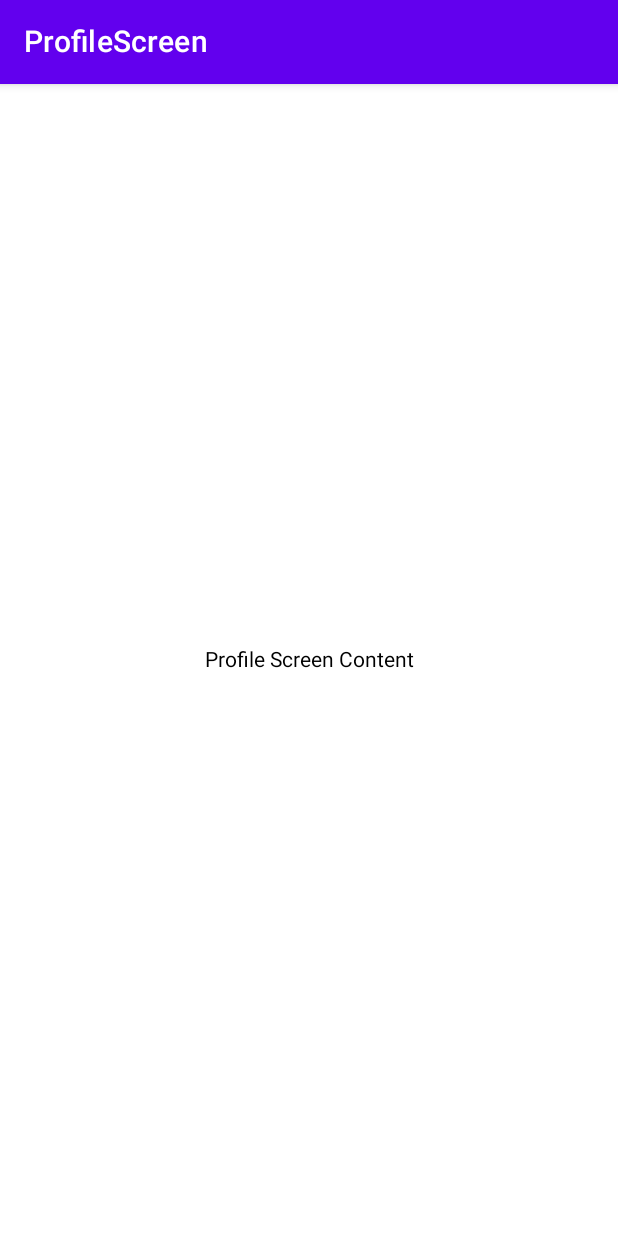
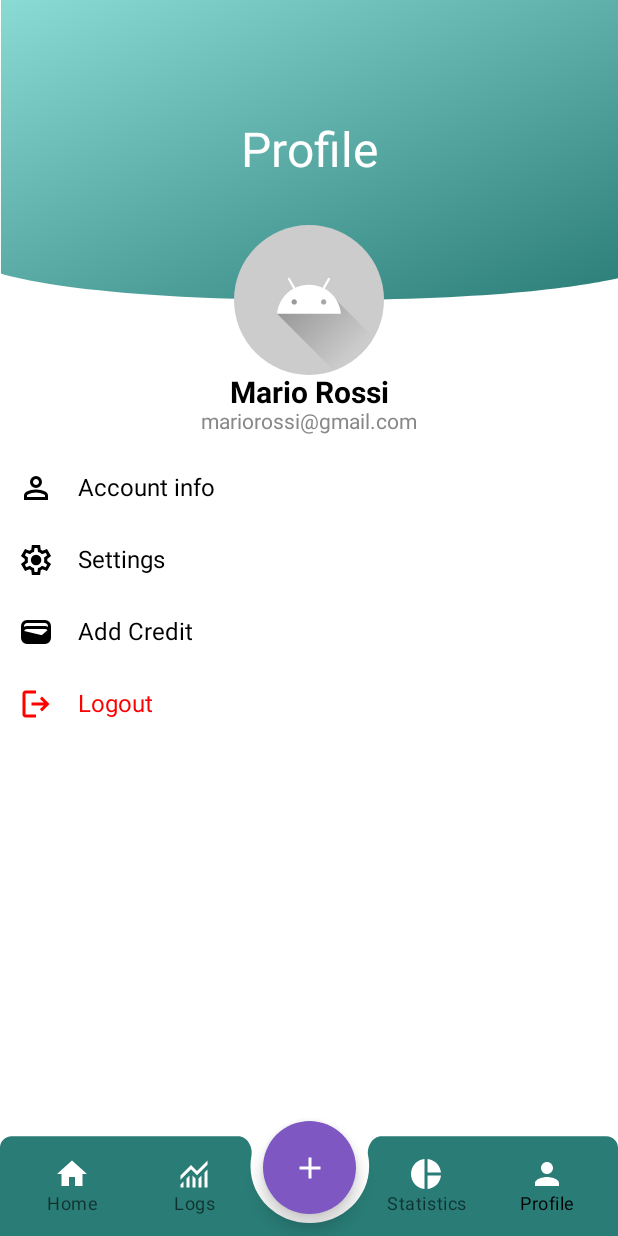
Before and after one commit to Sbord1/Mobile_Application_Project, an Android app built with Jetpack Compose: the ProfileScreen screen opened through its navigation route, on a phone screen of 412 x 824 dp. Run offline under Robolectric (Android 15) with nearby library versions, the phone set to English and light mode, and no system bars; our stand-ins replace Firebase (no records; nobody signed in at launch, a user with empty details on screens opened directly); libraries missing offline, so code that uses them is left out: androidx.camera.core, androidx.camera.lifecycle, androidx.camera.view.

Commit message:
Expense and Profile Screen

```diff
--- a/app/src/main/java/com/example/myapplication/HomeScreen.kt
+++ b/app/src/main/java/com/example/myapplication/HomeScreen.kt
@@ -5,13 +5,10 @@ import androidx.compose.foundation.background
 import androidx.compose.foundation.layout.*
 import androidx.compose.material.*
 import androidx.compose.ui.Alignment
-import androidx.compose.material.icons.Icons
-import androidx.compose.material.icons.filled.Add
 import androidx.compose.runtime.Composable
 import androidx.compose.ui.Modifier
 import androidx.compose.ui.graphics.Color
 import androidx.compose.ui.res.painterResource
-import androidx.compose.ui.text.style.LineHeightStyle
 import androidx.compose.ui.unit.dp
 import androidx.compose.ui.tooling.preview.Preview
 import androidx.navigation.compose.rememberNavController
--- a/app/src/main/java/com/example/myapplication/MainActivity.kt
+++ b/app/src/main/java/com/example/myapplication/MainActivity.kt
@@ -86,6 +86,9 @@ class MainActivity : ComponentActivity() {
 
             // ScanReceiptScreen
             composable("scan_receipt") { ScanReceiptScreen(navController) }
+
+            // AddExpenseScreen
+            composable("add_expense") { AddExpenseScreen(navController) }
 
             // Transactions Screen (Placeholder)
             composable("transactions_screen") { AllTransactionsScreen(navController) }
--- a/app/src/main/java/com/example/myapplication/NavigationBar.kt
+++ b/app/src/main/java/com/example/myapplication/NavigationBar.kt
@@ -38,7 +38,7 @@ fun BottomNavigationBar(navController: NavController) {
         FloatingActionButton(
             onClick = {
                 // Navigate to ScanReceiptScreen
-                navController.navigate("scan_receipt")
+                navController.navigate("add_expense")
             },
             backgroundColor = Color(0xFF7E57C2), // Use a color that fits your theme
             modifier = Modifier
--- a/app/src/main/java/com/example/myapplication/ProfileScreen.kt
+++ b/app/src/main/java/com/example/myapplication/ProfileScreen.kt
@@ -1,27 +1,166 @@
 package com.example.myapplication
 
-import androidx.compose.foundation.layout.Box
-import androidx.compose.foundation.layout.fillMaxSize
-import androidx.compose.foundation.layout.padding
-import androidx.compose.material.Scaffold
-import androidx.compose.material.Text
-import androidx.compose.material.TopAppBar
+import androidx.compose.foundation.Image
+import androidx.compose.foundation.clickable
+import androidx.compose.foundation.layout.*
+import androidx.compose.foundation.shape.CircleShape
+import androidx.compose.material.*
+import androidx.compose.material3.MaterialTheme
 import androidx.compose.runtime.Composable
 import androidx.compose.ui.Alignment
+import androidx.compose.ui.Modifier
+import androidx.compose.ui.graphics.Color
+import androidx.compose.ui.layout.ContentScale
+import androidx.compose.ui.res.painterResource
+import androidx.compose.ui.text.font.FontWeight
+import androidx.compose.ui.tooling.preview.Preview
+import androidx.compose.ui.unit.dp
+import androidx.compose.ui.unit.sp
+import androidx.compose.ui.zIndex
 import androidx.navigation.NavController
+import androidx.navigation.compose.rememberNavController
 
 @Composable
 fun ProfileScreen(navController: NavController) {
     Scaffold(
-        topBar = { TopAppBar(title = { Text("ProfileScreen") }) }
+        bottomBar = { BottomNavigationBar(navController) },
+        modifier = Modifier.fillMaxSize()
     ) { innerPadding ->
+        // Combine the top bar and content in the same Box
         Box(
-            modifier = androidx.compose.ui.Modifier
+            modifier = Modifier
                 .fillMaxSize()
-                .padding(innerPadding),
-            contentAlignment = Alignment.Center
+                .padding(innerPadding)
         ) {
-            Text("Profile Screen Content")
+            // Top Bar
+            Box(
+                modifier = Modifier
+                    .fillMaxWidth()
+                    .height(200.dp)
+            ) {
+                ProfileTopBar()
+            }
+
+            // Profile Picture
+            Surface(
+                shape = CircleShape,
+                color = Color.LightGray,
+                modifier = Modifier
+                    .size(100.dp)
+                    .align(Alignment.TopCenter)
+                    .offset(y = 150.dp)
+                    .zIndex(1f)
+            ) {
+                Image(
+                    painter = painterResource(id = R.drawable.ic_launcher_foreground),
+                    contentDescription = "Profile Picture",
+                    modifier = Modifier.fillMaxSize()
+                )
+            }
+
+            // Content Below the Profile Picture
+            Column(
+                modifier = Modifier
+                    .fillMaxSize()
+                    .padding(top = 250.dp), // Push content below the profile picture
+                horizontalAlignment = Alignment.CenterHorizontally
+            ) {
+                Text(
+                    text = "Mario Rossi",
+                    fontSize = 20.sp,
+                    fontWeight = FontWeight.Bold
+                )
+                Text(
+                    text = "mariorossi@gmail.com",
+                    fontSize = 14.sp,
+                    color = Color.Gray
+                )
+
+                Spacer(modifier = Modifier.height(32.dp))
+
+                ProfileMenuOption(icon = R.drawable.ic_profile, label = "Account info",onClick={})
+                ProfileMenuOption(icon = R.drawable.ic_settings, label = "Settings",onClick={})
+                ProfileMenuOption(icon = R.drawable.ic_wallet, label = "Add Credit",onClick={})
+                ProfileMenuOption(icon = R.drawable.ic_logout, label = "Logout", isDestructive = true,onClick={navController.navigate("login_screen")})
+            }
         }
     }
 }
+
+
+@Composable
+fun ProfileMenuOption(
+    icon: Int,
+    label: String,
+    isDestructive: Boolean = false,
+    onClick: () -> Unit // Pass a lambda to handle the click
+) {
+    Row(
+        modifier = Modifier
+            .fillMaxWidth()
+            .padding(vertical = 12.dp)
+            .padding(horizontal = 12.dp)
+            .offset(y = (-20).dp)
+            .clickable { onClick() }, // Add the clickable modifier
+        verticalAlignment = Alignment.CenterVertically
+    ) {
+        Icon(
+            painter = painterResource(id = icon),
+            contentDescription = label,
+            tint = if (isDestructive) Color.Red else Color.Black,
+            modifier = Modifier.size(24.dp)
+        )
+        Spacer(modifier = Modifier.width(16.dp))
+        Text(
+            text = label,
+            fontSize = 16.sp,
+            color = if (isDestructive) Color.Red else Color.Black
+        )
+    }
+}
+
+
+
+@Composable
+fun ProfileTopBar() {
+    Box(
+        modifier = Modifier
+            .fillMaxWidth()
+            .height(200.dp)
+            .zIndex(0f)
+    ) {
+        // Background Image
+        Image(
+            painter = painterResource(id = R.drawable.ic_tophome),
+            contentDescription = "AppBar Background",
+            modifier = Modifier.fillMaxSize(),
+            contentScale = ContentScale.FillBounds
+        )
+        // Overlaying Content (Text)
+        Column(
+            modifier = Modifier
+                .fillMaxSize()
+                .padding(top = 16.dp),
+            verticalArrangement = Arrangement.Center,
+            horizontalAlignment = Alignment.CenterHorizontally
+        ) {
+            androidx.compose.material3.Text(
+                text = "Profile",
+                style = MaterialTheme.typography.headlineLarge,
+                color = Color.White,
+                modifier = Modifier.padding(bottom = 15.dp)
+            )
+        }
+    }
+}
+
+@Preview(
+    showBackground = true,
+    device = "spec:width=360dp,height=780dp,dpi=408", // Approximate dimensions for Huawei P20 Pro
+    showSystemUi = true // Shows the status and navigation bars in preview
+)
+@Composable
+fun PreviewProfileScreen() {
+    val dummyNavController = rememberNavController()
+    ProfileScreen(navController = dummyNavController)
+}
--- /dev/null
+++ b/app/src/main/res/drawable/ic_logout.xml
@@ -0,0 +1,9 @@
+<vector xmlns:android="http://schemas.android.com/apk/res/android"
+    android:width="24dp"
+    android:height="24dp"
+    android:viewportWidth="960"
+    android:viewportHeight="960">
+  <path
+      android:pathData="M200,840q-33,0 -56.5,-23.5T120,760v-560q0,-33 23.5,-56.5T200,120h280v80L200,200v560h280v80L200,840ZM640,680 L585,622 687,520L360,520v-80h327L585,338l55,-58 200,200 -200,200Z"
+      android:fillColor="#000000"/>
+</vector>
--- /dev/null
+++ b/app/src/main/res/drawable/ic_profile.xml
@@ -0,0 +1,9 @@
+<vector xmlns:android="http://schemas.android.com/apk/res/android"
+    android:width="24dp"
+    android:height="24dp"
+    android:viewportWidth="960"
+    android:viewportHeight="960">
+  <path
+      android:pathData="M480,480q-66,0 -113,-47t-47,-113q0,-66 47,-113t113,-47q66,0 113,47t47,113q0,66 -47,113t-113,47ZM160,800v-112q0,-34 17.5,-62.5T224,582q62,-31 126,-46.5T480,520q66,0 130,15.5T736,582q29,15 46.5,43.5T800,688v112L160,800ZM240,720h480v-32q0,-11 -5.5,-20T700,654q-54,-27 -109,-40.5T480,600q-56,0 -111,13.5T260,654q-9,5 -14.5,14t-5.5,20v32ZM480,400q33,0 56.5,-23.5T560,320q0,-33 -23.5,-56.5T480,240q-33,0 -56.5,23.5T400,320q0,33 23.5,56.5T480,400ZM480,320ZM480,720Z"
+      android:fillColor="#000000"/>
+</vector>
--- /dev/null
+++ b/app/src/main/res/drawable/ic_settings.xml
@@ -0,0 +1,9 @@
+<vector xmlns:android="http://schemas.android.com/apk/res/android"
+    android:width="24dp"
+    android:height="24dp"
+    android:viewportWidth="960"
+    android:viewportHeight="960">
+  <path
+      android:pathData="m370,880 l-16,-128q-13,-5 -24.5,-12T307,725l-119,50L78,585l103,-78q-1,-7 -1,-13.5v-27q0,-6.5 1,-13.5L78,375l110,-190 119,50q11,-8 23,-15t24,-12l16,-128h220l16,128q13,5 24.5,12t22.5,15l119,-50 110,190 -103,78q1,7 1,13.5v27q0,6.5 -2,13.5l103,78 -110,190 -118,-50q-11,8 -23,15t-24,12L590,880L370,880ZM440,800h79l14,-106q31,-8 57.5,-23.5T639,633l99,41 39,-68 -86,-65q5,-14 7,-29.5t2,-31.5q0,-16 -2,-31.5t-7,-29.5l86,-65 -39,-68 -99,42q-22,-23 -48.5,-38.5T533,266l-13,-106h-79l-14,106q-31,8 -57.5,23.5T321,327l-99,-41 -39,68 86,64q-5,15 -7,30t-2,32q0,16 2,31t7,30l-86,65 39,68 99,-42q22,23 48.5,38.5T427,694l13,106ZM482,620q58,0 99,-41t41,-99q0,-58 -41,-99t-99,-41q-59,0 -99.5,41T342,480q0,58 40.5,99t99.5,41ZM480,480Z"
+      android:fillColor="#000000"/>
+</vector>
--- /dev/null
+++ b/app/src/main/res/drawable/ic_wallet.xml
@@ -0,0 +1,9 @@
+<vector xmlns:android="http://schemas.android.com/apk/res/android"
+    android:width="24dp"
+    android:height="24dp"
+    android:viewportWidth="960"
+    android:viewportHeight="960">
+  <path
+      android:pathData="M240,800q-66,0 -113,-47T80,640v-320q0,-66 47,-113t113,-47h480q66,0 113,47t47,113v320q0,66 -47,113t-113,47L240,800ZM240,320h480q22,0 42,5t38,16v-21q0,-33 -23.5,-56.5T720,240L240,240q-33,0 -56.5,23.5T160,320v21q18,-11 38,-16t42,-5ZM166,450 L611,558q9,2 18,0t17,-8l139,-116q-11,-15 -28,-24.5t-37,-9.5L240,400q-26,0 -45.5,13.5T166,450Z"
+      android:fillColor="#000000"/>
+</vector>
```
Also changed, not shown: app/src/main/java/com/example/myapplication/AddExpense.kt (added, +281 -0 lines).
